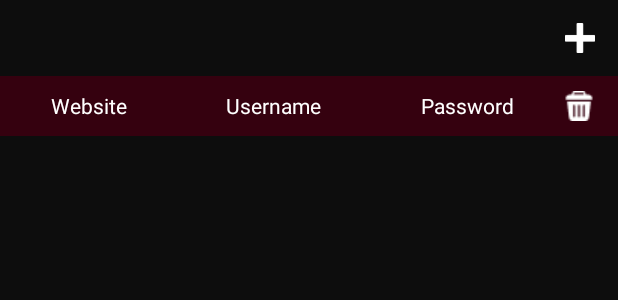
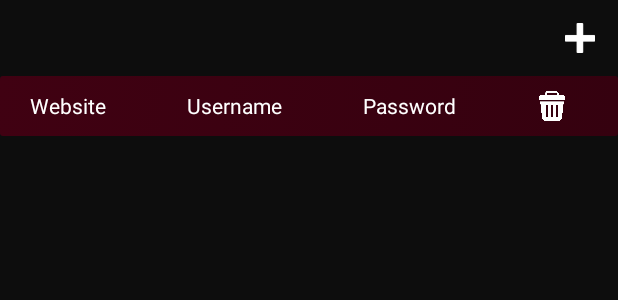
Before and after one commit to FlorianDitt/PassManager, an Android app: the layout activity_main.xml on its own in the app's theme, with its tools: preview values and no code run, on a phone screen of 412 x 824 dp. Shown: the top 300 px of the screen. Run offline under Robolectric (Android 15) with nearby library versions, the phone set to English and light mode, and no system bars.

Commit message:
fix: UI and logic
- Updated UI elements for improved visual consistency.
- Introduced a new background gradient for table rows.
- Adjusted column widths and text alignment in tables.
- Fixed an issue where the wrong text was displayed in a toast message.
- Modified the delete button's appearance and behavior.
- Updated the deployment target selector configuration.

```diff
--- a/app/src/main/java/com/example/myapplication/MainActivity.kt
+++ b/app/src/main/java/com/example/myapplication/MainActivity.kt
@@ -77,7 +77,6 @@ class MainActivity : AppCompatActivity() {
             val password = res.getString(4)
 
             val tableLayout : TableLayout = findViewById(R.id.Table)//Get Table layout
-            val width = findViewById<TextView>(R.id.WebsiteColumn).width
 
             val tblRow = TableRow(this)
             tblRow.setPadding(20, 0, 20, 0)
@@ -85,7 +84,7 @@ class MainActivity : AppCompatActivity() {
             val tv1 = TextView(this)
             tv1.text = website
             tv1.gravity = Gravity.LEFT
-            tv1.width = width
+            tv1.width = findViewById<TextView>(R.id.WebsiteColumn).width
             tv1.setPadding(15,20,15,20)
             tv1.setOnLongClickListener {
                 val intent = Intent(this,EditActivity::class.java)
@@ -101,7 +100,7 @@ class MainActivity : AppCompatActivity() {
             val tv2 = TextView(this)
             tv2.text = username
             tv2.gravity = Gravity.LEFT
-            tv2.width = width
+            tv2.width = findViewById<TextView>(R.id.UsernameColumn).width
             tv2.setPadding(15,20,15,20)
             tv2.setOnLongClickListener {
                 val intent = Intent(this,EditActivity::class.java)
@@ -124,7 +123,7 @@ class MainActivity : AppCompatActivity() {
             tv3.text = password
             tv3.typeface = Typeface.MONOSPACE
             tv3.gravity = Gravity.LEFT
-            tv3.width = width
+            tv3.width = findViewById<TextView>(R.id.PasswordColumn).width
             tv3.setPadding(15,20,15,20)
             // Start with password hidden
             tv3.transformationMethod = PasswordTransformationMethod.getInstance()
@@ -133,7 +132,7 @@ class MainActivity : AppCompatActivity() {
                 val clipData = ClipData.newPlainText("text", tv3.text)
                 clipboardManager.setPrimaryClip(clipData)
                 if (tv3.transformationMethod == PasswordTransformationMethod.getInstance()) {
-                    Toast.makeText(this, "Copied password for: ${tv2.text}", Toast.LENGTH_SHORT).show()
+                    Toast.makeText(this, "Copied password for: ${tv1.text}", Toast.LENGTH_SHORT).show()
                 } else {
                     Toast.makeText(this, "Copied: ${tv3.text}", Toast.LENGTH_SHORT).show()
                 }
@@ -149,14 +148,17 @@ class MainActivity : AppCompatActivity() {
             }
             tblRow.addView(tv3)
 
+            val relativeLayout = RelativeLayout(this)
+
             val ib = ImageButton(this)
             val params = findViewById<ImageButton>(R.id.delbtnstyle).layoutParams
             ib.layoutParams = params
+            ib.maxWidth = 40
             ib.id = generateViewId()
             tableLength += ib.id
             ib.visibility = INVISIBLE
             ib.setPadding(0,0,0,0)
-            ib.setImageResource(R.drawable.delete)
+            ib.setImageResource(R.drawable.delete1)
             ib.setBackgroundColor(Color.TRANSPARENT)
             ib.scaleType = ImageView.ScaleType.FIT_CENTER
             ib.setOnClickListener {
@@ -190,6 +192,7 @@ class MainActivity : AppCompatActivity() {
                 val b = dialogBuilder.create()
                 b.show()
             }
+            //relativeLayout.addView(ib)
             tblRow.addView(ib)
 
             tableLayout.addView(tblRow)
--- /dev/null
+++ b/app/src/main/res/drawable/background_gradient.xml
@@ -0,0 +1,13 @@
+<?xml version="1.0" encoding="utf-8"?>
+<selector xmlns:android="http://schemas.android.com/apk/res/android" >
+    <item>
+        <shape
+            android:shape="rectangle">
+            <gradient android:startColor="@color/Theme2"
+                android:endColor="@color/Theme2a"
+                android:angle="135" />
+            <corners android:radius="2dp" />
+        </shape>
+    </item>
+
+</selector>
--- a/app/src/main/res/layout/activity_main.xml
+++ b/app/src/main/res/layout/activity_main.xml
@@ -36,45 +36,52 @@
         android:layout_height="wrap_content"
         android:layout_below="@id/toAddButton"
         android:layout_marginTop="15dp"
-        android:stretchColumns="0,1,2">
+        android:stretchColumns="0,1,2,3">
 
         <TableRow
             android:layout_height="wrap_content"
             android:layout_width="match_parent"
-        android:background="@color/Theme2"
-        android:orientation="vertical"
+            android:background="@drawable/background_gradient"
+            android:paddingStart="20dp"
             android:paddingTop="10dp"
+            android:paddingEnd="20dp"
             android:paddingBottom="10dp"
             tools:ignore="UselessParent">
 
             <TextView
                 android:id="@+id/WebsiteColumn"
                 android:layout_width="wrap_content"
-            android:gravity="center"
+                android:gravity="start"
                 android:text="@string/website"
                 android:textColor="@color/Theme5" />
 
             <TextView
+                android:id="@+id/UsernameColumn"
                 android:layout_width="wrap_content"
-            android:gravity="center"
+                android:gravity="start"
                 android:text="@string/username"
                 android:textColor="@color/Theme5" />
 
             <TextView
+                android:id="@+id/PasswordColumn"
                 android:layout_width="wrap_content"
-            android:gravity="center"
+                android:gravity="start"
                 android:text="@string/password"
                 android:textColor="@color/Theme5" />
 
+
+            <RelativeLayout>
                 <ImageButton
                     android:id="@+id/deleteButton"
                     android:layout_width="20dp"
                     android:layout_height="20dp"
-            android:layout_marginEnd="15dp"
                     android:background="@color/transparent"
                     android:contentDescription="@string/delete_button"
                     android:scaleType="fitCenter"
-            android:src="@drawable/delete" />
+                    android:src="@drawable/delete1" />
+            </RelativeLayout>
+
+
         </TableRow>
     </TableLayout>
     <ScrollView
@@ -86,13 +93,13 @@
             android:id="@+id/Table"
             android:layout_width="match_parent"
             android:layout_height="wrap_content"
-            android:stretchColumns="0,1,2">
+            android:stretchColumns="0,1,2,3">
         </TableLayout>
     </ScrollView>
     <TableLayout
         android:layout_width="match_parent"
         android:layout_height="0dp"
-        android:stretchColumns="0,1,2">
+        android:stretchColumns="0,1,2,3">
 
         <TableRow
             android:layout_width="match_parent">
@@ -102,7 +109,7 @@
                 android:layout_width="40dp"
                 android:layout_height="20dp"
                 android:layout_margin="5dp"
-                android:layout_marginEnd="15dp"
+                android:layout_marginTop="10dp"
                 android:background="@color/transparent"
                 android:scaleType="fitCenter"
                 android:src="@drawable/delete" />
```
Lines whose indentation alone changed are shown as unchanged.
